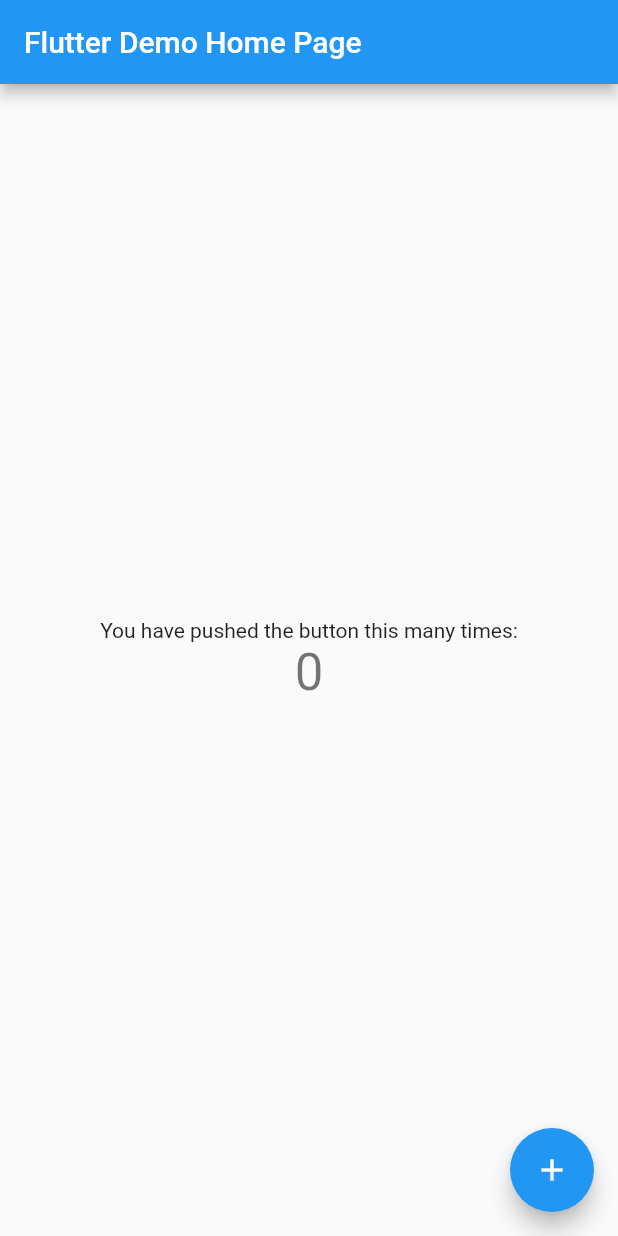
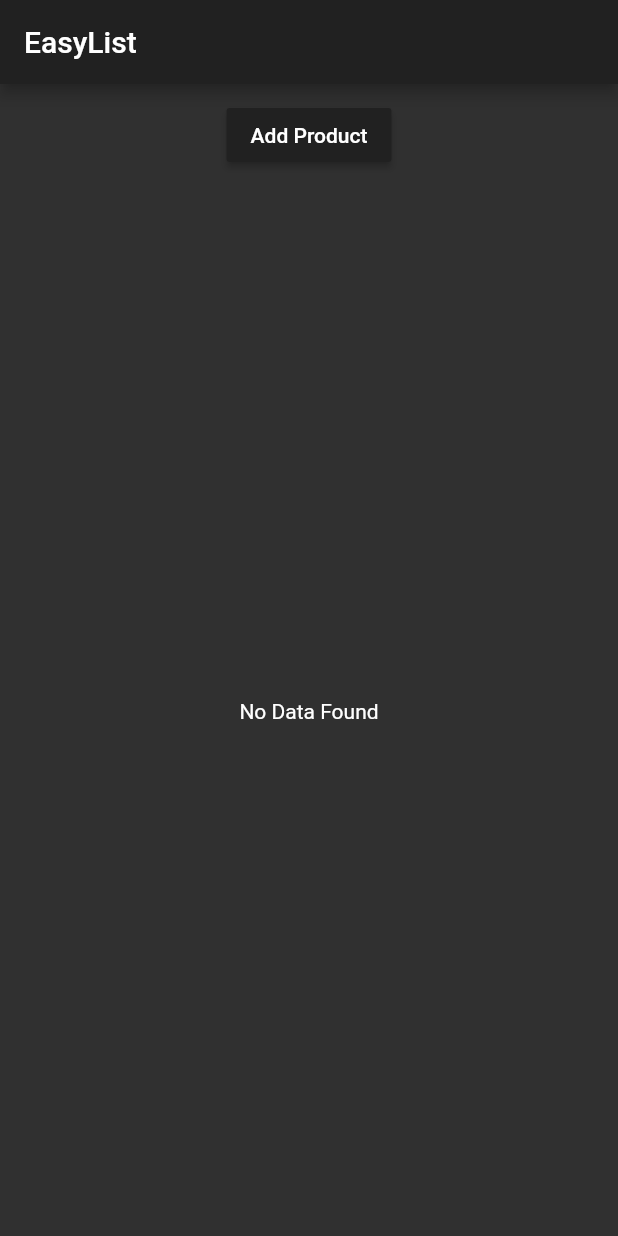
Before and after one commit to ianlikono/fluter_comm, a Flutter app: the screen it shows after launch, on a phone screen of 412 x 824 dp. Run offline on Flutter 3.47's test engine with Material 2 defaults, Android fonts, the phone set to English and light mode, and no system bars.

Commit message:
messing around

```diff
--- a/lib/main.dart
+++ b/lib/main.dart
@@ -1,111 +1,24 @@
 import 'package:flutter/material.dart';
+
+import './product_manager.dart';
 
 void main() => runApp(MyApp());
 
 class MyApp extends StatelessWidget {
-  // This widget is the root of your application.
   @override
   Widget build(BuildContext context) {
     return MaterialApp(
-      title: 'Flutter Demo',
       theme: ThemeData(
-        // This is the theme of your application.
-        //
-        // Try running your application with "flutter run". You'll see the
-        // application has a blue toolbar. Then, without quitting the app, try
-        // changing the primarySwatch below to Colors.green and then invoke
-        // "hot reload" (press "r" in the console where you ran "flutter run",
-        // or simply save your changes to "hot reload" in a Flutter IDE).
-        // Notice that the counter didn't reset back to zero; the application
-        // is not restarted.
-        primarySwatch: Colors.blue,
+        brightness: Brightness.dark,
+        primarySwatch: Colors.purple,
+        accentColor: Colors.deepOrange,
       ),
-      home: MyHomePage(title: 'Flutter Demo Home Page'),
+      home: Scaffold(
+        appBar: AppBar(
+          title: Text('EasyList'),
+        ),
+        body: ProductManager(),
+      ),
     );
   }
 }
-
-class MyHomePage extends StatefulWidget {
-  MyHomePage({Key key, this.title}) : super(key: key);
-
-  // This widget is the home page of your application. It is stateful, meaning
-  // that it has a State object (defined below) that contains fields that affect
-  // how it looks.
-
-  // This class is the configuration for the state. It holds the values (in this
-  // case the title) provided by the parent (in this case the App widget) and
-  // used by the build method of the State. Fields in a Widget subclass are
-  // always marked "final".
-
-  final String title;
-
-  @override
-  _MyHomePageState createState() => _MyHomePageState();
-}
-
-class _MyHomePageState extends State<MyHomePage> {
-  int _counter = 0;
-
-  void _incrementCounter() {
-    setState(() {
-      // This call to setState tells the Flutter framework that something has
-      // changed in this State, which causes it to rerun the build method below
-      // so that the display can reflect the updated values. If we changed
-      // _counter without calling setState(), then the build method would not be
-      // called again, and so nothing would appear to happen.
-      _counter++;
-    });
-  }
-
-  @override
-  Widget build(BuildContext context) {
-    // This method is rerun every time setState is called, for instance as done
-    // by the _incrementCounter method above.
-    //
-    // The Flutter framework has been optimized to make rerunning build methods
-    // fast, so that you can just rebuild anything that needs updating rather
-    // than having to individually change instances of widgets.
-    return Scaffold(
-      appBar: AppBar(
-        // Here we take the value from the MyHomePage object that was created by
-        // the App.build method, and use it to set our appbar title.
-        title: Text(widget.title),
-      ),
-      body: Center(
-        // Center is a layout widget. It takes a single child and positions it
-        // in the middle of the parent.
-        child: Column(
-          // Column is also layout widget. It takes a list of children and
-          // arranges them vertically. By default, it sizes itself to fit its
-          // children horizontally, and tries to be as tall as its parent.
-          //
-          // Invoke "debug painting" (press "p" in the console, choose the
-          // "Toggle Debug Paint" action from the Flutter Inspector in Android
-          // Studio, or the "Toggle Debug Paint" command in Visual Studio Code)
-          // to see the wireframe for each widget.
-          //
-          // Column has various properties to control how it sizes itself and
-          // how it positions its children. Here we use mainAxisAlignment to
-          // center the children vertically; the main axis here is the vertical
-          // axis because Columns are vertical (the cross axis would be
-          // horizontal).
-          mainAxisAlignment: MainAxisAlignment.center,
-          children: <Widget>[
-            Text(
-              'You have pushed the button this many times:',
-            ),
-            Text(
-              '$_counter',
-              style: Theme.of(context).textTheme.display1,
-            ),
-          ],
-        ),
-      ),
-      floatingActionButton: FloatingActionButton(
-        onPressed: _incrementCounter,
-        tooltip: 'Increment',
-        child: Icon(Icons.add),
-      ), // This trailing comma makes auto-formatting nicer for build methods.
-    );
-  }
-}
--- /dev/null
+++ b/lib/product_control.dart
@@ -0,0 +1,18 @@
+import 'package:flutter/material.dart';
+
+class ProductControl extends StatelessWidget {
+  final Function addProduct;
+
+  ProductControl(this.addProduct);
+
+  @override
+  Widget build(BuildContext context) {
+    return RaisedButton(
+      color: Theme.of(context).primaryColor,
+      onPressed: () {
+        addProduct('Awesome Passing');
+      },
+      child: Text('Add Product'),
+    );
+  }
+}
--- /dev/null
+++ b/lib/product_manager.dart
@@ -0,0 +1,46 @@
+import 'package:flutter/material.dart';
+
+import './product_control.dart';
+import './products.dart';
+
+class ProductManager extends StatefulWidget {
+  final String startingProduct;
+
+  ProductManager({this.startingProduct});
+
+  @override
+  State<StatefulWidget> createState() {
+    return _ProductManagerState();
+  }
+}
+
+class _ProductManagerState extends State<ProductManager> {
+  List<String> _products = [];
+
+  @override
+  void initState() {
+    super.initState();
+    if (widget.startingProduct != null) {
+      _products.add(widget.startingProduct);
+    }
+  }
+
+  void _addProducts(String product) {
+    setState(() {
+      _products.add(product);
+    });
+  }
+
+  @override
+  Widget build(BuildContext context) {
+    return Column(
+      children: [
+        Container(
+          margin: EdgeInsets.all(10.0),
+          child: ProductControl(_addProducts),
+        ),
+        Expanded(child: Products(_products))
+      ],
+    );
+  }
+}
--- /dev/null
+++ b/lib/products.dart
@@ -0,0 +1,34 @@
+import 'package:flutter/material.dart';
+
+class Products extends StatelessWidget {
+  final List<String> products;
+
+  Products(this.products);
+
+  Widget _buildProductItem(BuildContext context, int index) {
+    return Card(
+      child: Column(
+        children: <Widget>[
+          Image.asset('assets/food.jpg'),
+          Text(products[index])
+        ],
+      ),
+    );
+  }
+
+  Widget _buildProductList() {
+    return products.length > 0
+        ? ListView.builder(
+            itemBuilder: _buildProductItem,
+            itemCount: products.length,
+          )
+        : Center(
+            child: Text('No Data Found'),
+          );
+  }
+
+  @override
+  Widget build(BuildContext context) {
+    return _buildProductList();
+  }
+}
--- a/pubspec.yaml
+++ b/pubspec.yaml
@@ -41,8 +41,8 @@ flutter:
   uses-material-design: true
 
   # To add assets to your application, add an assets section, like this:
-  # assets:
-  #  - images/a_dot_burr.jpeg
+  assets:
+    - assets/food.jpg
   #  - images/a_dot_ham.jpeg
 
   # An image asset can refer to one or more resolution-specific "variants", see
```
Also changed, not shown: assets/food.jpg (added), 2 other files.
